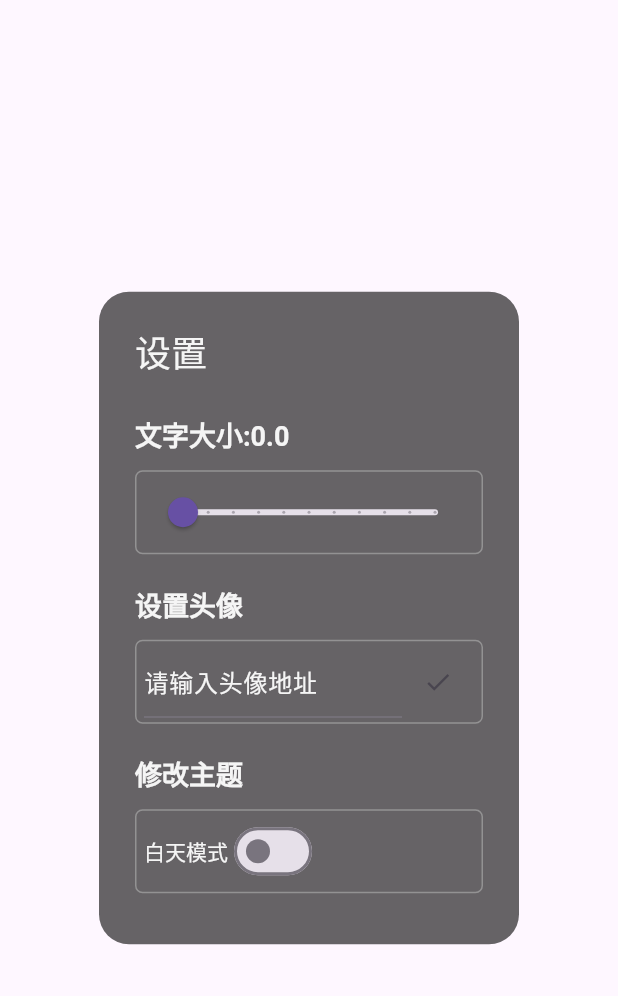
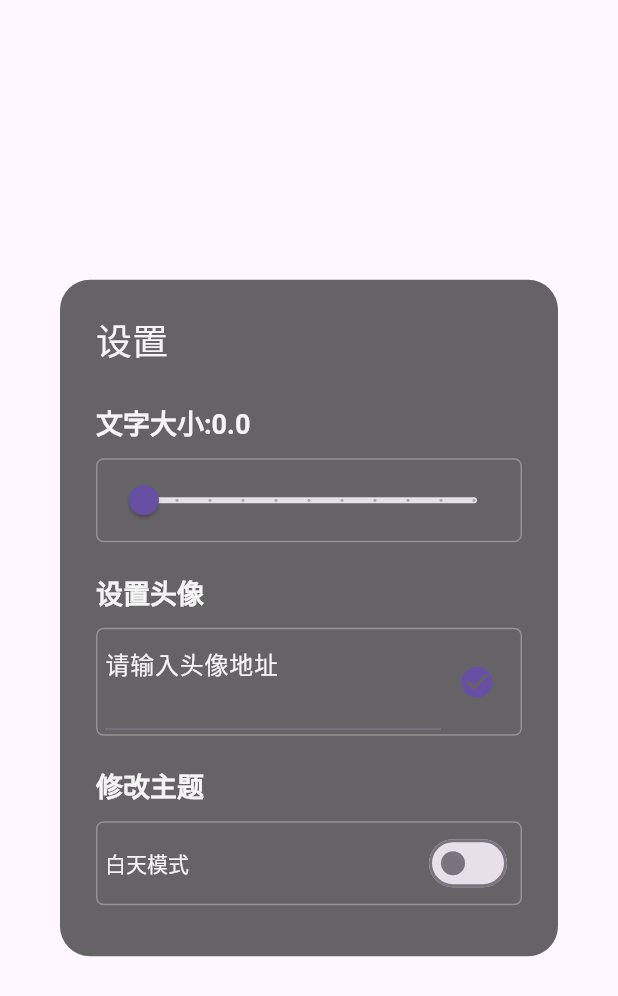
Before and after one commit to jixiaoyong/hao12345, a Flutter app: the SettingsDialog widget shown alone on an empty page, opened directly with empty values, on a phone screen of 412 x 824 dp. Shown: the top 996 px of the screen. Run offline on Flutter 3.47's test engine with Material 3 defaults, Android fonts, the phone set to English and light mode, and no system bars; our stand-ins replace dio, retrofit; missing offline and left inert: dart:html; generated files the repository leaves out were written again; network calls fail.

Commit message:
feat: 更新弹窗样式

```diff
--- a/lib/component/settings_dialog.dart
+++ b/lib/component/settings_dialog.dart
@@ -31,15 +31,24 @@ class SettingsDialog extends StatefulWidget {
 }
 
 class _SettingsDialogState extends State<SettingsDialog> {
+  late TextEditingController _searchIconController;
+
+  @override
+  void initState() {
+    super.initState();
+    _searchIconController =
+        TextEditingController(text: widget.searchIcon ?? "");
+  }
+
   @override
   Widget build(BuildContext context) {
     var fontSize = widget.fontSize;
-    var searchIcon = widget.searchIcon;
     var isDarkTheme = widget.isDarkTheme;
 
-    var textStyle = TextStyle(
-      color: Colors.grey[100],
-    );
+    var textStyle = TextStyle(color: Colors.grey[100]);
+    var screenWidth = MediaQuery.of(context).size.width;
+    var isSmallScreen = screenWidth <= 500;
+    var dialogWidth = (isSmallScreen ? 0.95 : 0.5) * screenWidth;
 
     return AlertDialog(
       title: Text(
@@ -49,9 +58,12 @@ class _SettingsDialogState extends State<SettingsDialog> {
       backgroundColor: Colors.black.withOpacity(0.6),
       contentTextStyle: textStyle,
       shape: RoundedRectangleBorder(borderRadius: BorderRadius.circular(20)),
+      scrollable: true,
       content: StatefulBuilder(
         builder: (context, innerState) {
-          return Column(
+          return SizedBox(
+            width: dialogWidth,
+            child: Column(
               mainAxisSize: MainAxisSize.min,
               crossAxisAlignment: CrossAxisAlignment.start,
               children: [
@@ -80,25 +92,25 @@ class _SettingsDialogState extends State<SettingsDialog> {
                             hintText: "请输入头像地址",
                             hintStyle: textStyle,
                           ),
-                        onChanged: (value) {
-                          searchIcon = value;
-                          innerState(() {});
-                          Logger.d("输入头像地址 $searchIcon");
-                        },
-                        maxLines: 1,
+                          style: textStyle,
+                          maxLines: 2,
+                          controller: _searchIconController,
                         ),
                       ),
                       IconButton(
-                      icon: const Icon(Icons.check),
-                      iconSize: 20,
+                        icon: Icon(
+                          Icons.check_circle,
+                          color: Theme.of(context).primaryColor,
+                        ),
+                        iconSize: 25,
                         onPressed: () {
-                        innerState(() {});
-                        if (searchIcon == null || searchIcon?.isEmpty == true) {
+                          var searchIcon = _searchIconController.text;
+                          if (true == searchIcon.isEmpty) {
                             return;
                           }
                           Logger.d("searchIcon输入头像地址 $searchIcon");
-                        widget.updateSearchIcon(searchIcon!);
-                        Navigator.of(context).pop();
+                          widget.updateSearchIcon(searchIcon);
+                          innerState(() {});
                         },
                       )
                     ],
@@ -111,6 +123,7 @@ class _SettingsDialogState extends State<SettingsDialog> {
                       Text(
                         isDarkTheme ? "夜间模式" : "白天模式",
                       ),
+                      const Spacer(),
                       Switch(
                           value: isDarkTheme,
                           onChanged: (bool newValue) {
@@ -122,6 +135,7 @@ class _SettingsDialogState extends State<SettingsDialog> {
                   ),
                 ),
               ],
+            ),
           );
         },
       ),
```
Lines whose indentation alone changed are shown as unchanged.
